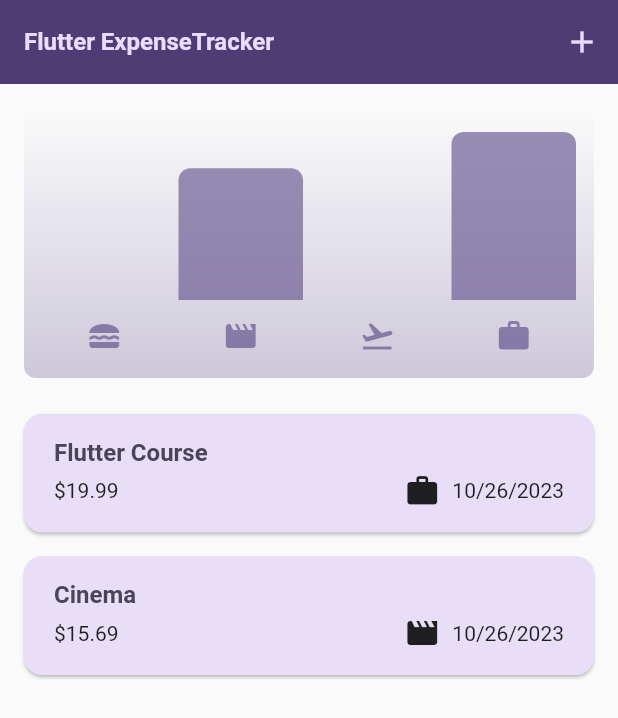
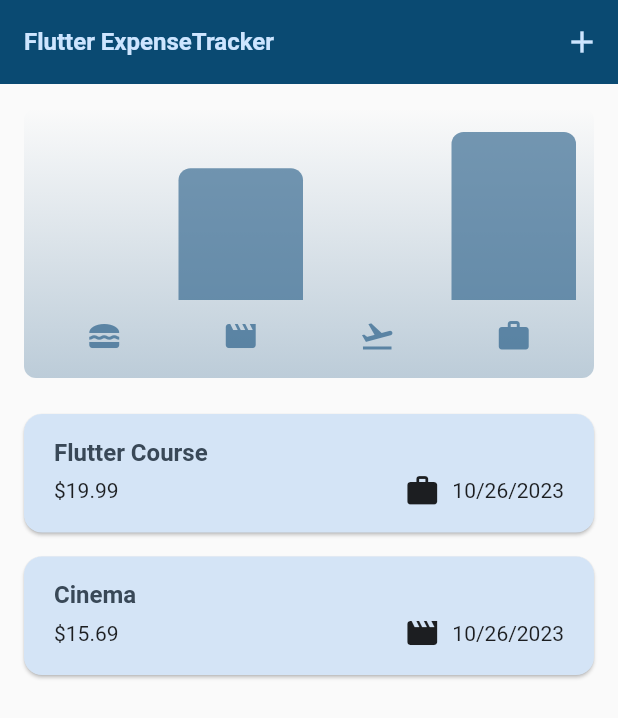
Before and after one commit to noel-srocha/expense_track_app, a Flutter app: the screen it shows after launch, on a phone screen of 412 x 824 dp. Shown: the top 718 px of the screen. Run offline on Flutter 3.47's test engine with Material 2 defaults, Android fonts, the phone set to English and light mode, and no system bars.

Commit message:
Refactor theme configuration and makes app file cleaner

```diff
--- a/lib/app.dart
+++ b/lib/app.dart
@@ -1,15 +1,7 @@
 import 'package:flutter/material.dart';
 
+import './config/theming.dart';
 import './pages/expenses.dart';
-
-var kColorScheme = ColorScheme.fromSeed(
-  seedColor: const Color.fromARGB(255, 96, 59, 181),
-);
-
-var kDarkColorScheme = ColorScheme.fromSeed(
-  brightness: Brightness.dark,
-  seedColor: const Color.fromARGB(255, 5, 99, 125),
-);
 
 class App extends StatelessWidget {
   const App({super.key});
@@ -17,50 +9,8 @@ class App extends StatelessWidget {
   @override
   Widget build(BuildContext context) {
     return MaterialApp(
-      darkTheme: ThemeData.dark().copyWith(
-        useMaterial3: true,
-        colorScheme: kDarkColorScheme,
-        cardTheme: const CardTheme().copyWith(
-          color: kDarkColorScheme.secondaryContainer,
-          margin: const EdgeInsets.symmetric(
-            horizontal: 16,
-            vertical: 8,
-          ),
-        ),
-        elevatedButtonTheme: ElevatedButtonThemeData(
-          style: ElevatedButton.styleFrom(
-            backgroundColor: kDarkColorScheme.primaryContainer,
-            foregroundColor: kDarkColorScheme.onPrimaryContainer,
-          ),
-        ),
-      ),
-      theme: ThemeData().copyWith(
-        useMaterial3: true,
-        colorScheme: kColorScheme,
-        appBarTheme: const AppBarTheme().copyWith(
-          backgroundColor: kColorScheme.onPrimaryContainer,
-          foregroundColor: kColorScheme.primaryContainer,
-        ),
-        cardTheme: const CardTheme().copyWith(
-          color: kColorScheme.secondaryContainer,
-          margin: const EdgeInsets.symmetric(
-            horizontal: 16,
-            vertical: 8,
-          ),
-        ),
-        elevatedButtonTheme: ElevatedButtonThemeData(
-          style: ElevatedButton.styleFrom(
-            backgroundColor: kColorScheme.primaryContainer,
-          ),
-        ),
-        textTheme: ThemeData().textTheme.copyWith(
-              titleLarge: TextStyle(
-                fontWeight: FontWeight.bold,
-                color: kColorScheme.onSecondaryContainer,
-                fontSize: 16,
-              ),
-            ),
-      ),
+      darkTheme: darkTheme,
+      theme: lightTheme,
       // themeMode: ThemeMode.system, // default
       home: const ExpensesPage(),
     );
--- /dev/null
+++ b/lib/config/theming.dart
@@ -0,0 +1,64 @@
+import 'package:flutter/material.dart';
+
+// This creates a light ColorScheme configuration
+// based on the color provided to be seeded
+var lightThemeScheme = ColorScheme.fromSeed(
+  seedColor: const Color.fromARGB(255, 0, 119, 182),
+);
+
+// This creates a dark ColorScheme configuration
+// based on the color provided to be seeded
+var darkThemeScheme = ColorScheme.fromSeed(
+  brightness: Brightness.dark,
+  seedColor: const Color.fromARGB(255, 0, 119, 182),
+);
+
+// This creates a dark theme configuration while
+// maintaining some Flutter theming defaults
+var darkTheme = ThemeData.dark().copyWith(
+  useMaterial3: true,
+  colorScheme: darkThemeScheme,
+  cardTheme: const CardTheme().copyWith(
+    color: darkThemeScheme.secondaryContainer,
+    margin: const EdgeInsets.symmetric(
+      horizontal: 16,
+      vertical: 8,
+    ),
+  ),
+  elevatedButtonTheme: ElevatedButtonThemeData(
+    style: ElevatedButton.styleFrom(
+      backgroundColor: darkThemeScheme.primaryContainer,
+      foregroundColor: darkThemeScheme.onPrimaryContainer,
+    ),
+  ),
+);
+
+// This creates a light theme configuration while
+// maintaining some Flutter theming defaults
+var lightTheme = ThemeData().copyWith(
+  useMaterial3: true,
+  colorScheme: lightThemeScheme,
+  appBarTheme: const AppBarTheme().copyWith(
+    backgroundColor: lightThemeScheme.onPrimaryContainer,
+    foregroundColor: lightThemeScheme.primaryContainer,
+  ),
+  cardTheme: const CardTheme().copyWith(
+    color: lightThemeScheme.secondaryContainer,
+    margin: const EdgeInsets.symmetric(
+      horizontal: 16,
+      vertical: 8,
+    ),
+  ),
+  elevatedButtonTheme: ElevatedButtonThemeData(
+    style: ElevatedButton.styleFrom(
+      backgroundColor: lightThemeScheme.primaryContainer,
+    ),
+  ),
+  textTheme: ThemeData().textTheme.copyWith(
+        titleLarge: TextStyle(
+          fontWeight: FontWeight.bold,
+          color: lightThemeScheme.onSecondaryContainer,
+          fontSize: 16,
+        ),
+      ),
+);
```
